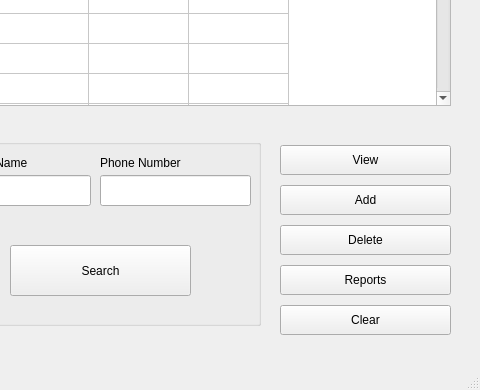
Above: Screens/Sale.ui from basil-ali-khan/Inventory-Management-System before the change; both pictures show x 250 to 730 and y 175 to 565 of the 730 by 565 pixel window. Below: the same form after it.
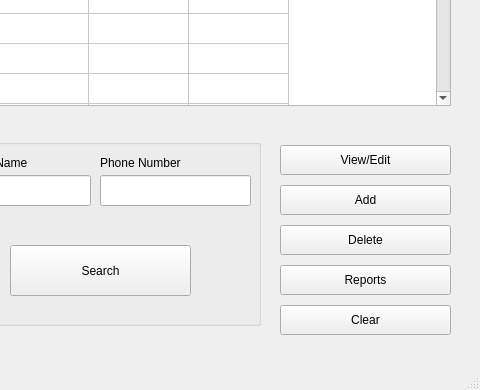
That is the form after the change.

Diff of the .ui file:
```diff
--- a/Screens/Sale.ui
+++ b/Screens/Sale.ui
@@ -389,7 +389,7 @@
      </rect>
     </property>
     <property name="text">
-     <string>View</string>
+     <string>View/Edit</string>
     </property>
    </widget>
    <widget class="QPushButton" name="reportsButton">
```
